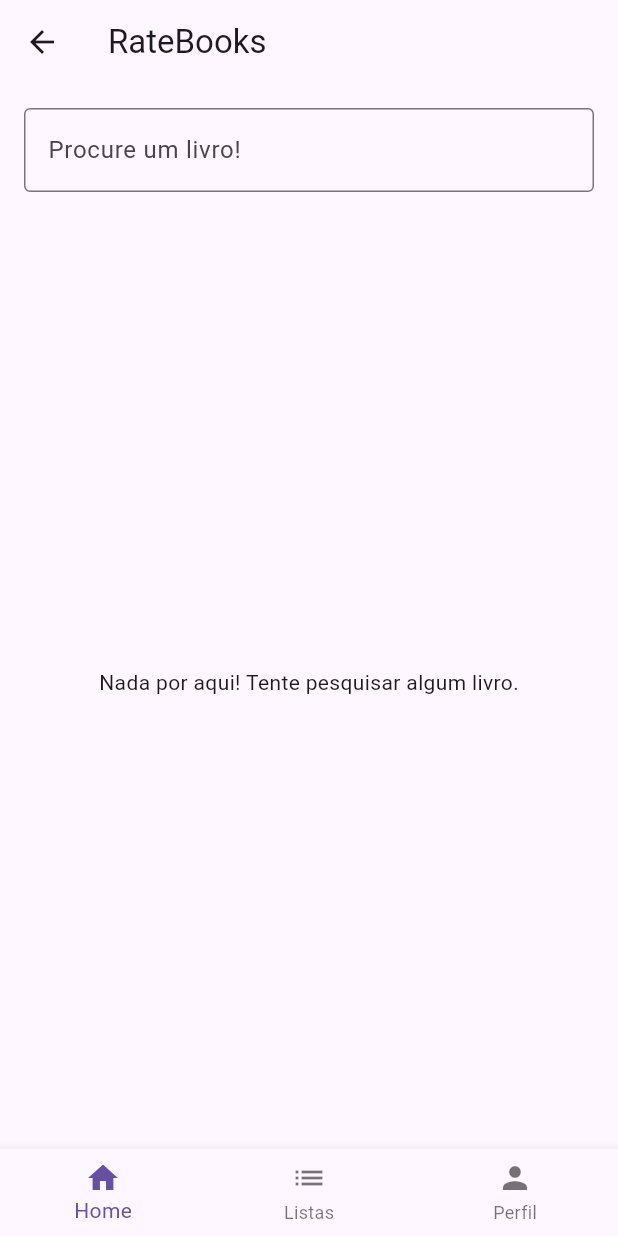
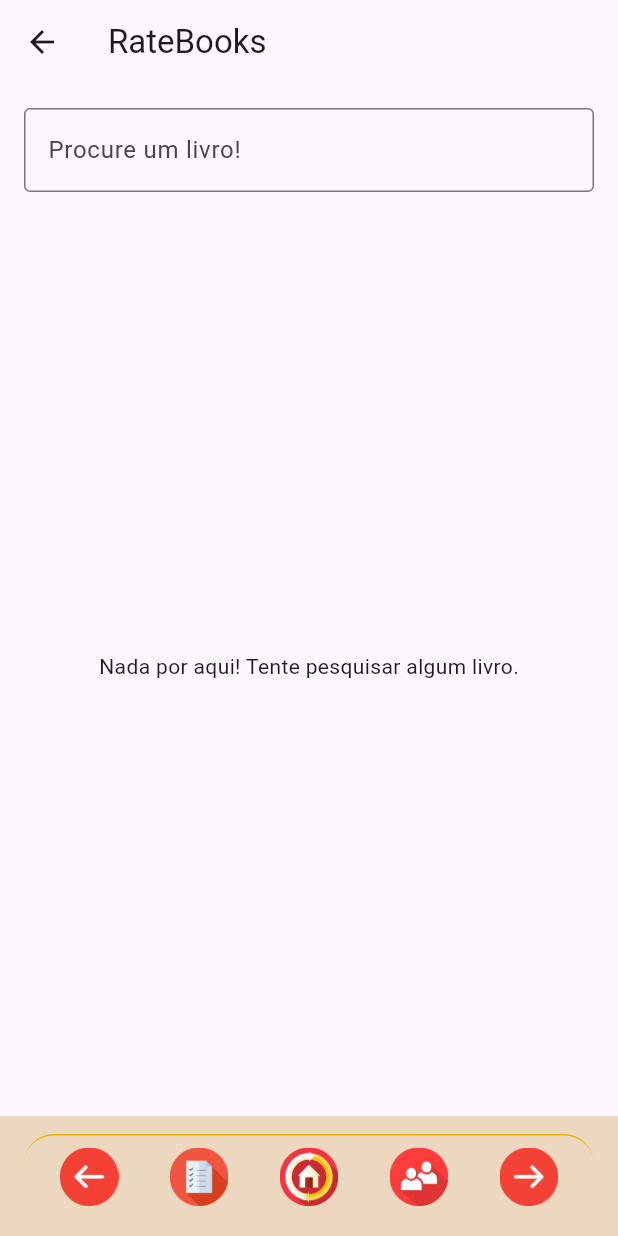
Before and after one commit to Carlos-Cerqueira/trab_dezani, a Flutter app: the HomePage screen opened by its route, on a phone screen of 412 x 824 dp. Run offline on Flutter 3.47's test engine with Material 3 defaults, Android fonts, the phone set to English and light mode, and no system bars.

Commit message:
Preguiça

```diff
--- a/lib/views/home_page.dart
+++ b/lib/views/home_page.dart
@@ -28,28 +28,61 @@ class HomePage extends StatelessWidget {
           ),
         ],
       ),
-      bottomNavigationBar: BottomNavigationBar(
-        items: const [
-          BottomNavigationBarItem(
-            icon: Icon(Icons.home),
-            label: 'Home',
+      bottomNavigationBar: BottomAppBar(
+        color: const Color(0xFFEBD8BE),
+        child: Container(
+          width: double.infinity,
+          height: 70.0,
+          decoration: BoxDecoration(
+            color: const Color(0xFFEBD8BE),
+            borderRadius: const BorderRadius.only(
+              topLeft: Radius.circular(20),
+              topRight: Radius.circular(20),
+            ),
+            border: Border(
+              top: BorderSide(
+                color: Color(0xFFEBB300),
+                width: 1.0,
+              ),
+            ),
           ),
-          BottomNavigationBarItem(
-            icon: Icon(Icons.list),
-            label: 'Listas',
+          padding: const EdgeInsets.symmetric(horizontal: 16.0),
+          child: Row(
+            mainAxisAlignment: MainAxisAlignment.spaceBetween,
+            children: [
+              IconButton(
+                icon: Image.asset('assets/icons/iconBack.png'),
+                onPressed: () {
+                  Navigator.popUntil(context, ModalRoute.withName('/home'));
+                },
+              ),
+              IconButton(
+                icon: Image.asset('assets/icons/iconChecklist.png'),
+                onPressed: () {
+                  Navigator.pushNamed(context, '/lists');
+                },
+              ),
+              IconButton(
+                icon: Image.asset('assets/icons/iconHome.png'),
+                onPressed: () {
+                  Navigator.pushNamed(context, '/home');
+                },
+              ),
+              IconButton(
+                icon: Image.asset('assets/icons/iconUser.png'),
+                onPressed: () {
+                  Navigator.pushNamed(context, '/profile');
+                },
+              ),
+              IconButton(
+                icon: Image.asset('assets/icons/iconGo.png'),
+                onPressed: () {
+                  Navigator.pushReplacementNamed(context, '/current');
+                },
+              ),
+            ],
           ),
-          BottomNavigationBarItem(
-            icon: Icon(Icons.person),
-            label: 'Perfil',
-          ),
-        ],
-        onTap: (index) {
-          if (index == 1) {
-            Navigator.pushNamed(context, '/lists');
-          } else if (index == 2) {
-            Navigator.pushNamed(context, '/profile');
-          }
-        },
+        ),
       ),
     );
   }
--- a/lib/views/login_page.dart
+++ b/lib/views/login_page.dart
@@ -94,7 +94,7 @@ class LoginPage extends StatelessWidget {
             const SizedBox(height: 30),
             ElevatedButton(
               onPressed: () {
-
+                Navigator.pushReplacementNamed(context, '/home');
               },
               style: ElevatedButton.styleFrom(
                 backgroundColor: const Color(0xFFE63946),
--- a/lib/views/register_page.dart
+++ b/lib/views/register_page.dart
@@ -203,7 +203,7 @@ class RegisterPage extends StatelessWidget {
             const SizedBox(height: 30),
             ElevatedButton(
               onPressed: () {
-
+                Navigator.pushReplacementNamed(context, '/home');
               },
               style: ElevatedButton.styleFrom(
                 backgroundColor: const Color(0xFFE63946),
```
Also changed, not shown: lib/views/lists_page.dart (+63 -2 lines), lib/views/profile_page.dart (+8 -8 lines).
